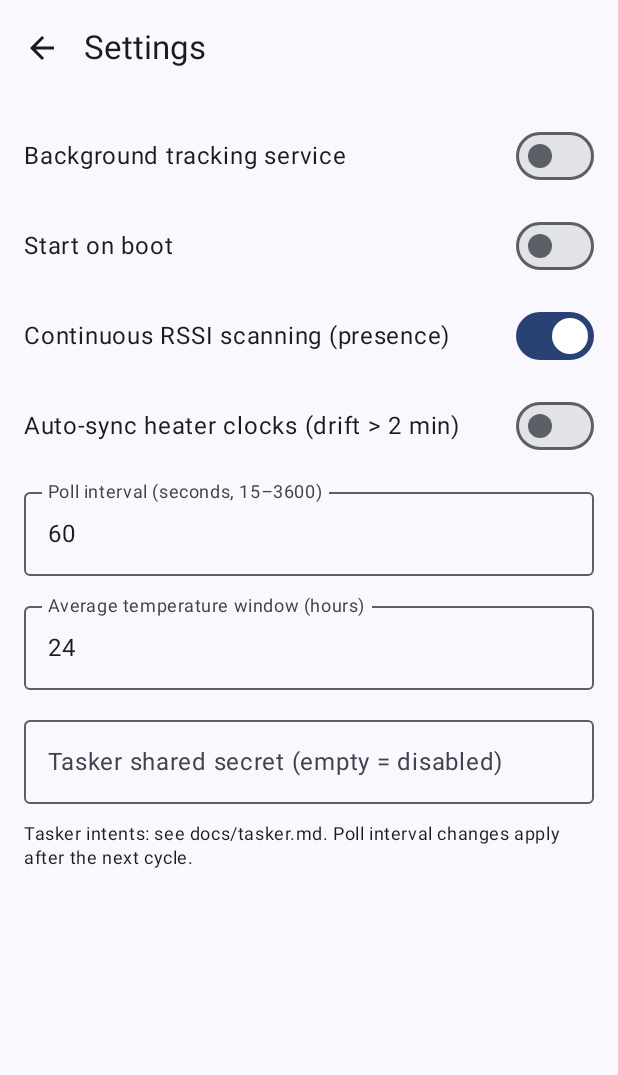
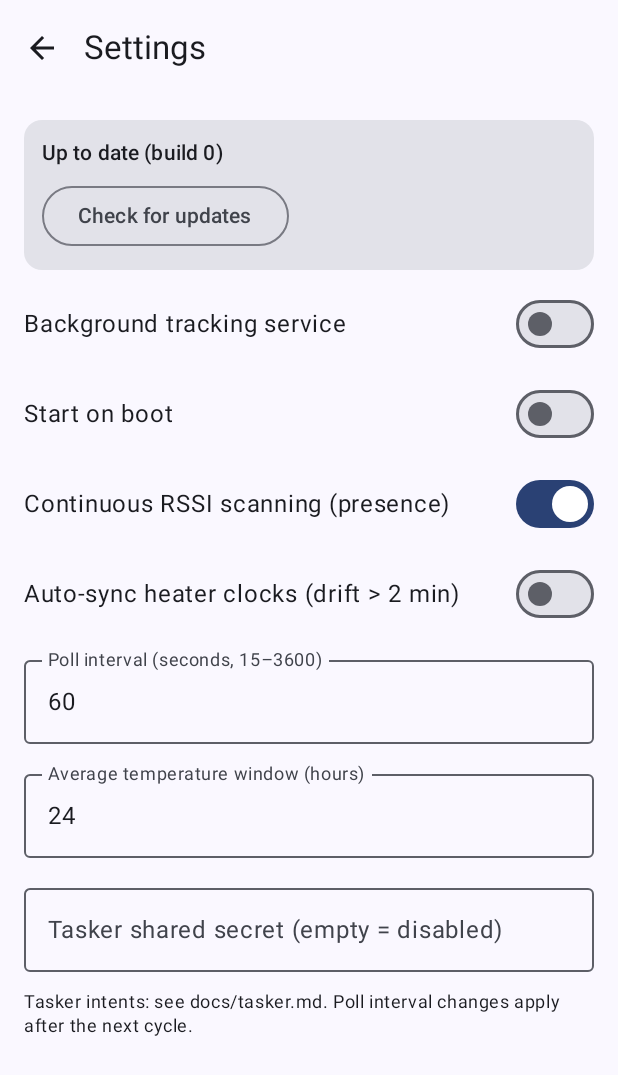
Before and after one commit to MohitBurkule/dimplex-ble-control, an Android app built with Jetpack Compose: the SettingsScreen screen opened through its navigation route, on a phone screen of 412 x 824 dp. Shown: the top 1075 px of the screen. Run offline under Robolectric (Android 15) with nearby library versions, the phone set to English and light mode, and no system bars.

Commit message:
Self-update from GitHub releases, signed builds
Co-Authored-By: Claude Sonnet 5.5 <noreply@anthropic.com>

```diff
--- a/android/app/build.gradle.kts
+++ b/android/app/build.gradle.kts
@@ -14,8 +14,9 @@ android {
         applicationId = "com.mohit.dimplex"
         minSdk = 26
         targetSdk = 35
-        versionCode = 1
-        versionName = "0.1.0"
+        // CI passes -PversionCode=<run number>; releases are tagged build-<n> for self-update
+        versionCode = (project.findProperty("versionCode") as String?)?.toInt() ?: 1
+        versionName = "0.2.${versionCode}"
     }
 
     buildTypes {
--- a/android/app/src/main/AndroidManifest.xml
+++ b/android/app/src/main/AndroidManifest.xml
@@ -17,6 +17,8 @@
     <uses-permission android:name="android.permission.FOREGROUND_SERVICE_CONNECTED_DEVICE" />
     <uses-permission android:name="android.permission.RECEIVE_BOOT_COMPLETED" />
     <uses-permission android:name="android.permission.WAKE_LOCK" />
+    <uses-permission android:name="android.permission.REQUEST_INSTALL_PACKAGES" />
+    <uses-permission android:name="android.permission.INTERNET" />
 
     <application
         android:name=".DimplexApp"
@@ -60,5 +62,6 @@
                 <action android:name="com.mohit.dimplex.REFRESH" />
             </intent-filter>
         </receiver>
+        <receiver android:name=".update.UpdateReceiver" android:exported="false" />
     </application>
 </manifest>
--- a/android/app/src/main/java/com/mohit/dimplex/ui/Dashboard.kt
+++ b/android/app/src/main/java/com/mohit/dimplex/ui/Dashboard.kt
@@ -116,6 +116,7 @@ fun DashboardScreen(nav: NavController) {
                     style = MaterialTheme.typography.titleMedium, modifier = Modifier.padding(top = 8.dp),
                 )
             }
+            item { com.mohit.dimplex.update.UpdateCard() }
             if (heaters.isEmpty()) item { Text("No heaters configured. Tap the list icon to import a JSON config or add one.") }
             items(heaters, key = { it.id }) { h ->
                 HeaterCard(h, latest.firstOrNull { it.heaterId == h.id }, status[h.id], rssi.firstOrNull { it.heaterId == h.id },
--- a/android/app/src/main/java/com/mohit/dimplex/ui/SettingsScreen.kt
+++ b/android/app/src/main/java/com/mohit/dimplex/ui/SettingsScreen.kt
@@ -52,6 +52,7 @@ fun SettingsScreen(nav: NavController) {
             navigationIcon = { IconButton(onClick = { nav.popBackStack() }) { Icon(Icons.AutoMirrored.Filled.ArrowBack, "Back") } })
     }) { pad ->
         Column(Modifier.fillMaxSize().padding(pad).padding(16.dp).verticalScroll(rememberScrollState()), verticalArrangement = Arrangement.spacedBy(12.dp)) {
+            com.mohit.dimplex.update.UpdateCard(always = true)
             Toggle("Background tracking service", service) {
                 service = it; s.serviceEnabled = it
                 if (it) TrackerService.start(ctx) else TrackerService.stop(ctx)
--- /dev/null
+++ b/android/app/src/main/java/com/mohit/dimplex/update/UpdateCard.kt
@@ -0,0 +1,71 @@
+package com.mohit.dimplex.update
+
+import androidx.compose.foundation.layout.Column
+import androidx.compose.foundation.layout.Row
+import androidx.compose.foundation.layout.Spacer
+import androidx.compose.foundation.layout.fillMaxWidth
+import androidx.compose.foundation.layout.padding
+import androidx.compose.foundation.layout.width
+import androidx.compose.material3.Button
+import androidx.compose.material3.Card
+import androidx.compose.material3.LinearProgressIndicator
+import androidx.compose.material3.MaterialTheme
+import androidx.compose.material3.OutlinedButton
+import androidx.compose.material3.Text
+import androidx.compose.runtime.Composable
+import androidx.compose.runtime.LaunchedEffect
+import androidx.compose.runtime.collectAsState
+import androidx.compose.runtime.getValue
+import androidx.compose.runtime.mutableStateOf
+import androidx.compose.runtime.remember
+import androidx.compose.runtime.rememberCoroutineScope
+import androidx.compose.runtime.setValue
+import androidx.compose.ui.Modifier
+import androidx.compose.ui.platform.LocalContext
+import androidx.compose.ui.unit.dp
+import kotlinx.coroutines.launch
+
+/**
+ * Update banner. Checks GitHub once when first shown; [always] keeps it visible (Settings) with a
+ * manual "Check for updates" button, otherwise it only appears when an update exists (Dashboard).
+ */
+@Composable
+fun UpdateCard(always: Boolean = false) {
+    val ctx = LocalContext.current
+    val scope = rememberCoroutineScope()
+    val avail by Updater.available.collectAsState()
+    val st by Updater.state.collectAsState()
+    var checked by remember { mutableStateOf(false) }
+    LaunchedEffect(Unit) { Updater.check(ctx); checked = true }
+    if (!always && avail == null && st.phase == "idle") return
+
+    Card(Modifier.fillMaxWidth()) {
+        Column(Modifier.padding(12.dp)) {
+            val cur = Updater.versionCode(ctx)
+            Text(
+                when {
+                    avail != null -> "Update available: build ${avail!!.build} (installed: $cur)"
+                    checked -> "Up to date (build $cur)"
+                    else -> "Checking for updates…"
+                },
+                style = MaterialTheme.typography.titleSmall,
+            )
+            when (st.phase) {
+                "download" -> LinearProgressIndicator(progress = { st.progress.toFloat() }, Modifier.fillMaxWidth().padding(top = 8.dp))
+                "install", "confirm" -> Text("Installing…", Modifier.padding(top = 8.dp))
+                "error" -> Text("Update failed: ${st.message}", color = MaterialTheme.colorScheme.error, modifier = Modifier.padding(top = 8.dp))
+            }
+            Row(Modifier.padding(top = 8.dp)) {
+                avail?.let { r ->
+                    Button(onClick = {
+                        if (!Updater.canInstall(ctx)) Updater.openInstallPermission(ctx) else Updater.install(ctx, r.apkUrl)
+                    }) { Text(if (Updater.canInstall(ctx)) "Install update" else "Allow installs, then tap again") }
+                    Spacer(Modifier.width(8.dp))
+                }
+                if (always) OutlinedButton(onClick = { checked = false; scope.launch { Updater.check(ctx); checked = true } }) {
+                    Text("Check for updates")
+                }
+            }
+        }
+    }
+}
```
Also changed, not shown: android/app/src/main/java/com/mohit/dimplex/update/Updater.kt (added, +135 -0 lines), 1 other file.
